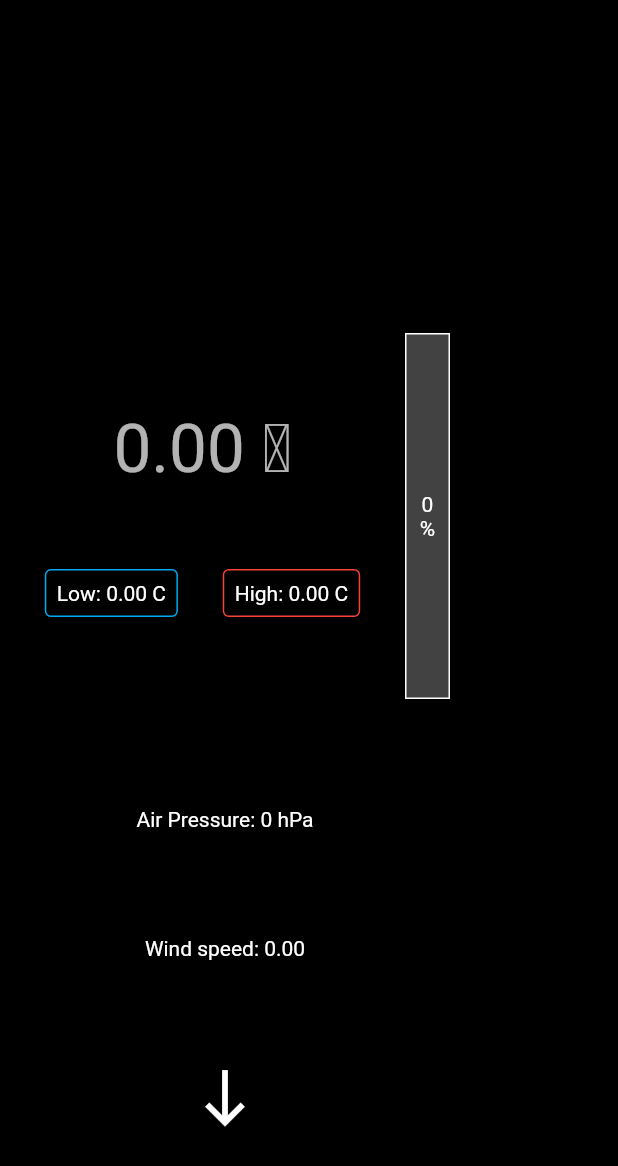
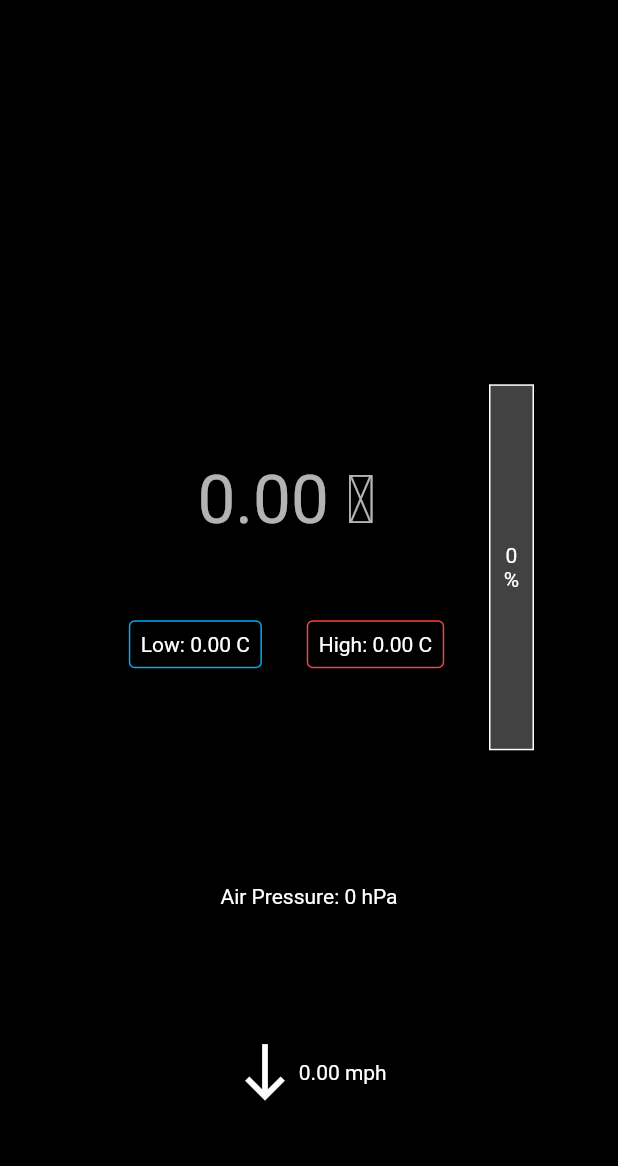
Before and after one commit to nobodyn0se/Weather_Now, a Flutter app: the WeatherWidget widget shown alone on an empty page, opened directly with empty values, on a phone screen of 412 x 824 dp. Shown: the top 1166 px of the screen. Run offline on Flutter 3.47's test engine with Material 2 defaults, Android fonts, the phone set to English and light mode, and no system bars; our stand-ins replace equatable, flutter_bloc.

Commit message:
Wind speed displayed alongside wind arrow

```diff
--- a/lib/widgets/weather_widget.dart
+++ b/lib/widgets/weather_widget.dart
@@ -94,11 +94,15 @@ class WeatherWidget extends StatelessWidget {
           ),
         ),
         Text('Air Pressure: ${weather.airPressure!.toInt()} hPa'),
-        Text('Wind speed: ${weather.windSpeed!.toStringAsFixed(2)}'),
-        Transform.rotate(
-          child: const Icon(Icons.south, size: 45),
-          //Text('Sind Direction: ${weather.windDirection!.toInt()}'),
-          angle: (weather.windDirection! * math.pi / 180),
+        Row(
+          mainAxisAlignment: MainAxisAlignment.center,
+          children: [
+            Transform.rotate(
+              child: const Icon(Icons.south, size: 45),
+              angle: (weather.windDirection! * math.pi / 180),
+            ),
+            Text('${weather.windSpeed!.toStringAsFixed(2)} mph'),
+          ],
         ),
       ],
     );
```
